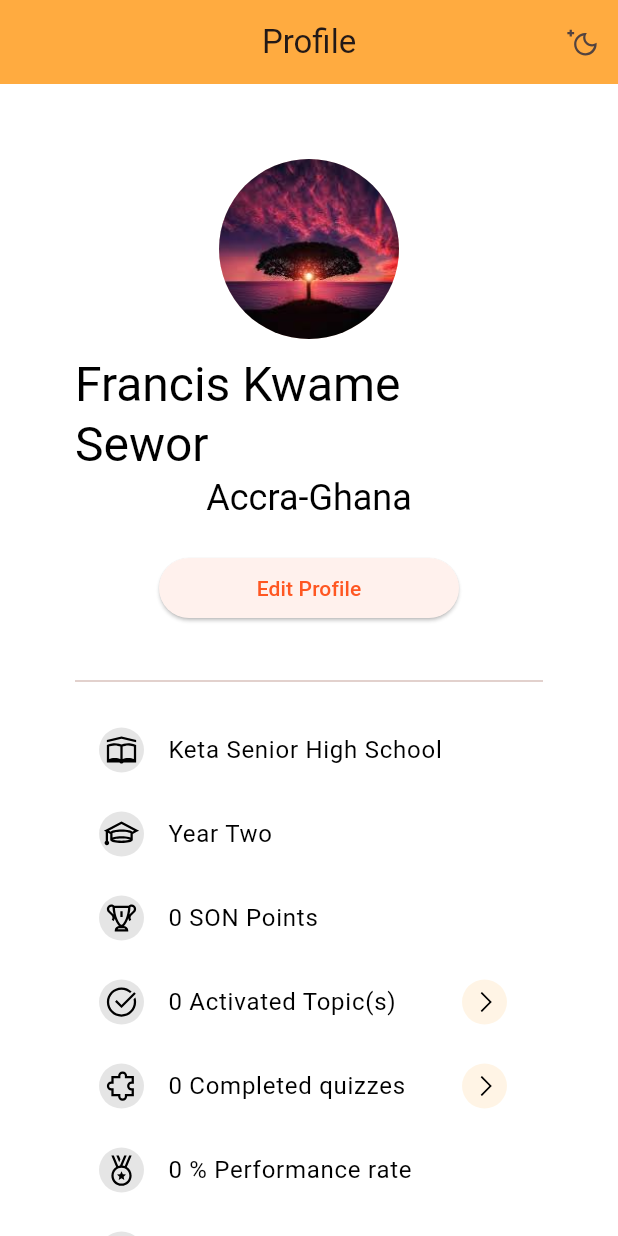
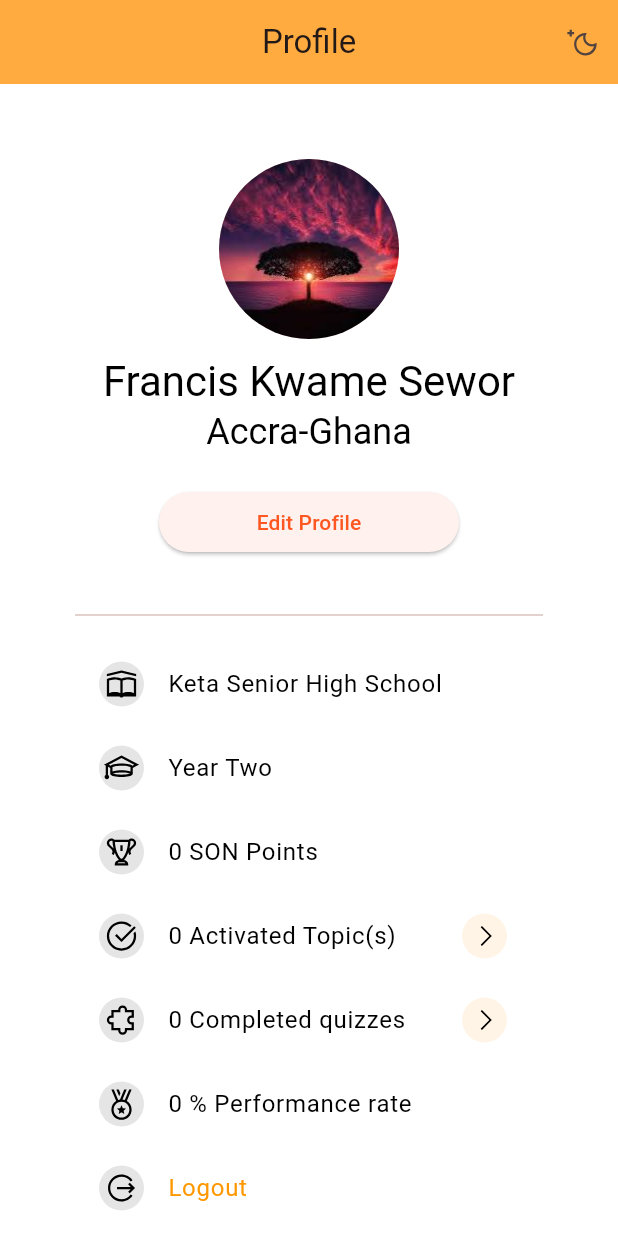
Before and after one commit to FrancisSimple/son_app, a Flutter app: the UserProfile screen opened directly, on a phone screen of 412 x 824 dp. Run offline on Flutter 3.47's test engine with Material 3 defaults, Android fonts, the phone set to English and light mode, and no system bars; our stand-ins replace google_nav_bar, line_awesome_flutter, percent_indicator.

```diff
--- a/emath_app/lib/pages/subjects_page.dart
+++ b/emath_app/lib/pages/subjects_page.dart
@@ -30,7 +30,7 @@ class _SubjectsPageState extends State<SubjectsPage> {
           centerTitle: true,
 
           actions: [
-            IconButton(onPressed: (){}, icon: const Icon(LineAwesomeIcons.user_circle),iconSize: 35,),
+            IconButton(onPressed: (){Navigator.pushReplacementNamed(context, "/dashboard");}, icon: const Icon(LineAwesomeIcons.user_circle),iconSize: 35,),
           ],
           bottom: const PreferredSize(preferredSize: Size.fromHeight(150),
           child: Padding(padding: EdgeInsets.all(10),
--- a/emath_app/lib/pages/user_profile.dart
+++ b/emath_app/lib/pages/user_profile.dart
@@ -57,7 +57,7 @@ class _UserProfileState extends State<UserProfile> {
               child: CircleAvatar(radius:20,backgroundImage:  AssetImage("assets/download.jpeg")),
             ),
             const SizedBox(height: 10),
-            Text("Francis Kwame Sewor", style:Theme.of(context).textTheme.headlineLarge!.copyWith(color: textColor)),
+            Text("Francis Kwame Sewor", style:Theme.of(context).textTheme.headlineMedium!.copyWith(color: textColor)),
             Text("Accra-Ghana", style:Theme.of(context).textTheme.headlineSmall!.copyWith(color: textColor)),
             const SizedBox(height: 20),
             SizedBox(
--- a/emath_app/pubspec.yaml
+++ b/emath_app/pubspec.yaml
@@ -39,7 +39,7 @@ dependencies:
   cupertino_icons: ^1.0.6
   line_awesome_flutter: ^2.0.0
   google_nav_bar: ^5.0.6
-  percent_indicator: ^3.4.0
+  percent_indicator: ^4.2.3
 
 dev_dependencies:
   flutter_test:
```
Also changed, not shown: emath_app/lib/pages/dashboard.dart (+2 -14 lines), emath_app/pubspec.lock.
